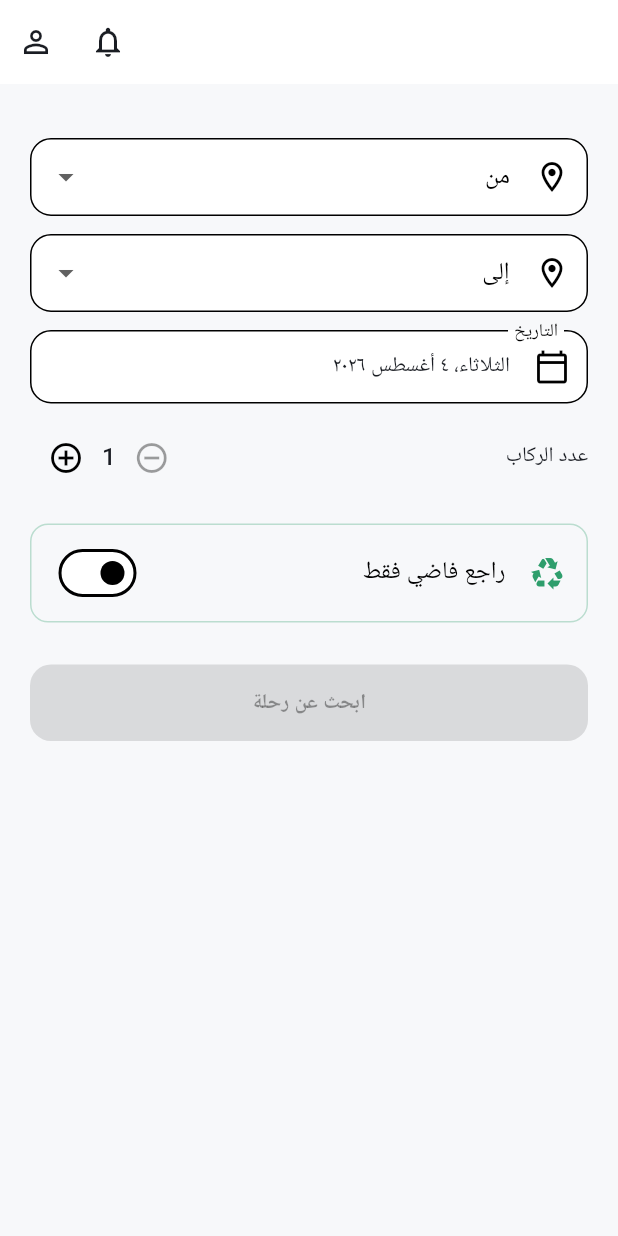
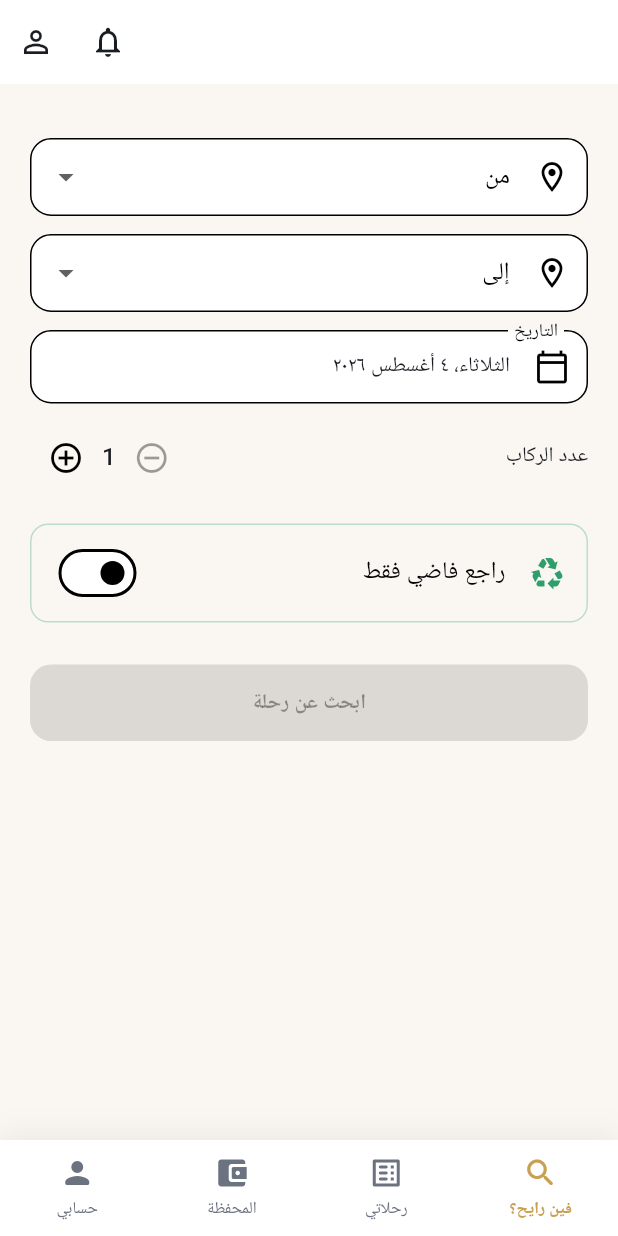
Before and after one commit to 1moalim1all1-cyber/Mosafer, a Flutter app: the HomeScreen screen opened by its route, on a phone screen of 412 x 824 dp. Run offline on Flutter 3.47's test engine with Material 3 defaults, Android fonts, the phone set to English and light mode, and no system bars; our stand-ins replace cloud_firestore, cloud_functions, equatable, firebase_auth, firebase_core, firebase_messaging and 10 more; accounts and stored records are empty; generated files the repository leaves out were written again; Roboto replaces fonts that are missing (Cairo, Ibm Plex Sans Arabic).

Commit message:
هوية بصرية فاخرة + شريط تنقل سفلي احترافي

```diff
--- a/lib/core/routing/app_router.dart
+++ b/lib/core/routing/app_router.dart
@@ -4,6 +4,7 @@ import 'package:flutter_riverpod/flutter_riverpod.dart';
 import 'package:go_router/go_router.dart';
 
 import '../theme/app_colors.dart';
+import '../../presentation/shared/widgets/app_bottom_nav.dart';
 import '../../presentation/auth/screens/splash_screen.dart';
 import '../../presentation/onboarding/screens/onboarding_screen.dart';
 import '../../presentation/auth/screens/role_selection_screen.dart';
@@ -283,6 +284,7 @@ class _ProfilePlaceholder extends ConsumerWidget {
     final user = ref.watch(currentUserProvider);
     return Scaffold(
       appBar: AppBar(title: const Text('الملف الشخصي')),
+      bottomNavigationBar: const AppBottomNav(currentIndex: 3),
       body: Center(
         child: Column(
           mainAxisAlignment: MainAxisAlignment.center,
--- a/lib/core/theme/app_colors.dart
+++ b/lib/core/theme/app_colors.dart
@@ -1,19 +1,23 @@
 import 'package:flutter/material.dart';
 
-/// نظام ألوان "مسافر" — هوية بصرية عصرية وجذابة: تيل عميق (ثقة + حركة)
-/// + كورال دافئ (طاقة + دعوة للفعل)، بعيدة عن كحلي الشكل الرسمي القديم
-/// وعن ألوان المنافسين المباشرين (أسود Uber، أخضر Careem، أزرق BlaBlaCar).
+/// نظام ألوان "مسافر" — هوية فاخرة عصرية: أسود عميق (فخامة وثقة) +
+/// ذهبي دافئ (تميّز وقيمة) + بني كخلفية ثانوية (دفء وثبات)، بإحساس
+/// خدمة نقل راقية بدل الشكل الابتدائي القديم.
 class AppColors {
   AppColors._();
 
   // ---- الألوان الأساسية (Brand) ----
-  static const Color primary = Color(0xFF0D5C63); // تيل عميق
-  static const Color primaryLight = Color(0xFF15807F);
-  static const Color primaryDark = Color(0xFF083D42);
+  static const Color primary = Color(0xFF16130F); // أسود دافئ (مش أسود خالص)
+  static const Color primaryLight = Color(0xFF2A241C);
+  static const Color primaryDark = Color(0xFF0A0805);
 
-  static const Color accent = Color(0xFFFF6B4A); // كورال دافئ
-  static const Color accentLight = Color(0xFFFF8C6E);
-  static const Color accentDark = Color(0xFFE0492C);
+  static const Color accent = Color(0xFFC9A052); // ذهبي فاخر
+  static const Color accentLight = Color(0xFFDCC080);
+  static const Color accentDark = Color(0xFFA9813A);
+
+  // لون ثالث بني للخلفيات والتفاصيل الثانوية
+  static const Color tertiary = Color(0xFF6B4B32);
+  static const Color tertiaryLight = Color(0xFF8A6A48);
 
   // ---- ألوان الميزات الخاصة (لازم تكون مميزة بصريًا وواضحة من نظرة واحدة) ----
   static const Color returnEmptyTrip = Color(0xFF2E9E6C); // أخضر - "راجع فاضي"
@@ -26,11 +30,11 @@ class AppColors {
   static const Color info = Color(0xFF3B82C4);
 
   // ---- الوضع الفاتح (Light Mode) ----
-  static const Color lightBackground = Color(0xFFF7F8FA);
+  static const Color lightBackground = Color(0xFFFAF7F2); // كريمي دافئ
   static const Color lightSurface = Color(0xFFFFFFFF);
   static const Color lightTextPrimary = Color(0xFF1A1D23);
   static const Color lightTextSecondary = Color(0xFF6B7280);
-  static const Color lightBorder = Color(0xFFE5E7EB);
+  static const Color lightBorder = Color(0xFFE8E0D3);
 
   // ---- الوضع الداكن (Dark Mode) ----
   static const Color darkBackground = Color(0xFF0D1117);
--- /dev/null
+++ b/lib/presentation/shared/widgets/app_bottom_nav.dart
@@ -0,0 +1,111 @@
+import 'package:flutter/material.dart';
+import 'package:go_router/go_router.dart';
+
+import '../../../core/theme/app_colors.dart';
+
+/// شريط تنقّل سفلي زي التطبيقات الاحترافية (Careem/Uber) - بيتحط في
+/// الشاشات الرئيسية الأربعة بس (الرئيسية، رحلاتي، المحفظة، البروفايل)،
+/// وكل تبويب بيوديك لمساره المباشر عن طريق context.go العادي، فمفيش
+/// أي تعديل على بنية الراوتينج نفسها - صفر مخاطرة على التنقل الحالي.
+///
+/// ملحوظة تقنية: المسارات هنا مكتوبة مباشرة (مش عبر AppRoutes) عمدًا،
+/// عشان نتفادى استيراد دائري (app_router.dart <-> الشاشات <-> الملف ده).
+class AppBottomNav extends StatelessWidget {
+  final int currentIndex;
+  const AppBottomNav({super.key, required this.currentIndex});
+
+  static const _routes = ['/home', '/my-bookings', '/wallet', '/profile'];
+
+  void _onTap(BuildContext context, int index) {
+    if (index == currentIndex) return;
+    context.go(_routes[index]);
+  }
+
+  @override
+  Widget build(BuildContext context) {
+    return Container(
+      decoration: BoxDecoration(
+        color: AppColors.lightSurface,
+        boxShadow: [
+          BoxShadow(
+            color: Colors.black.withValues(alpha: 0.06),
+            blurRadius: 16,
+            offset: const Offset(0, -4),
+          ),
+        ],
+      ),
+      child: SafeArea(
+        child: SizedBox(
+          height: 64,
+          child: Row(
+            children: [
+              _NavItem(
+                icon: Icons.search_rounded,
+                label: 'فين رايح؟',
+                selected: currentIndex == 0,
+                onTap: () => _onTap(context, 0),
+              ),
+              _NavItem(
+                icon: Icons.list_alt_rounded,
+                label: 'رحلاتي',
+                selected: currentIndex == 1,
+                onTap: () => _onTap(context, 1),
+              ),
+              _NavItem(
+                icon: Icons.account_balance_wallet_rounded,
+                label: 'المحفظة',
+                selected: currentIndex == 2,
+                onTap: () => _onTap(context, 2),
+              ),
+              _NavItem(
+                icon: Icons.person_rounded,
+                label: 'حسابي',
+                selected: currentIndex == 3,
+                onTap: () => _onTap(context, 3),
+              ),
+            ],
+          ),
+        ),
+      ),
+    );
+  }
+}
+
+class _NavItem extends StatelessWidget {
+  final IconData icon;
+  final String label;
+  final bool selected;
+  final VoidCallback onTap;
+
+  const _NavItem({
+    required this.icon,
+    required this.label,
+    required this.selected,
+    required this.onTap,
+  });
+
+  @override
+  Widget build(BuildContext context) {
+    final color = selected ? AppColors.accent : AppColors.lightTextSecondary;
+    return Expanded(
+      child: InkWell(
+        onTap: onTap,
+        child: Column(
+          mainAxisAlignment: MainAxisAlignment.center,
+          children: [
+            Icon(icon, color: color, size: 24),
+            const SizedBox(height: 4),
+            Text(
+              label,
+              style: TextStyle(
+                color: color,
+                fontSize: 11,
+                fontWeight: selected ? FontWeight.w700 : FontWeight.w400,
+              ),
+            ),
+          ],
+        ),
+      ),
+    );
+  }
+}
--- a/lib/presentation/trips/screens/home_screen.dart
+++ b/lib/presentation/trips/screens/home_screen.dart
@@ -6,6 +6,7 @@ import 'package:intl/intl.dart';
 import '../providers/trip_providers.dart';
 import '../../auth/providers/auth_providers.dart';
 import '../../shared/widgets/app_button.dart';
+import '../../shared/widgets/app_bottom_nav.dart';
 import '../../notifications/providers/notification_providers.dart';
 import '../../../core/routing/app_router.dart';
 import '../../../core/theme/app_colors.dart';
@@ -68,6 +69,7 @@ class _HomeScreenState extends ConsumerState<HomeScreen> {
           ),
         ],
       ),
+      bottomNavigationBar: const AppBottomNav(currentIndex: 0),
       body: SingleChildScrollView(
         padding: const EdgeInsets.all(20),
         child: Column(
--- a/lib/presentation/trips/screens/my_bookings_screen.dart
+++ b/lib/presentation/trips/screens/my_bookings_screen.dart
@@ -13,6 +13,7 @@ import '../../../domain/entities/booking_entity.dart';
 import '../../../domain/entities/rating_entity.dart';
 import '../../../domain/entities/trip_entity.dart';
 import '../../../core/theme/app_colors.dart';
+import '../../shared/widgets/app_bottom_nav.dart';
 
 class MyBookingsScreen extends ConsumerWidget {
   const MyBookingsScreen({super.key});
@@ -26,6 +27,7 @@ class MyBookingsScreen extends ConsumerWidget {
 
     return Scaffold(
       appBar: AppBar(title: const Text('رحلاتي')),
+      bottomNavigationBar: const AppBottomNav(currentIndex: 1),
       body: bookingsAsync.when(
         loading: () => const Center(child: CircularProgressIndicator()),
         error: (_, __) => const Center(child: Text('حصل خطأ في تحميل رحلاتك')),
--- a/lib/presentation/wallet/screens/wallet_screen.dart
+++ b/lib/presentation/wallet/screens/wallet_screen.dart
@@ -7,6 +7,7 @@ import '../widgets/wallet_transaction_tile.dart';
 import '../../shared/widgets/app_button.dart';
 import '../../../core/theme/app_colors.dart';
 import '../../../core/routing/app_router.dart';
+import '../../shared/widgets/app_bottom_nav.dart';
 
 class WalletScreen extends ConsumerWidget {
   const WalletScreen({super.key});
@@ -18,6 +19,7 @@ class WalletScreen extends ConsumerWidget {
 
     return Scaffold(
       appBar: AppBar(title: const Text('المحفظة')),
+      bottomNavigationBar: const AppBottomNav(currentIndex: 2),
       body: Column(
         children: [
           Container(
```
